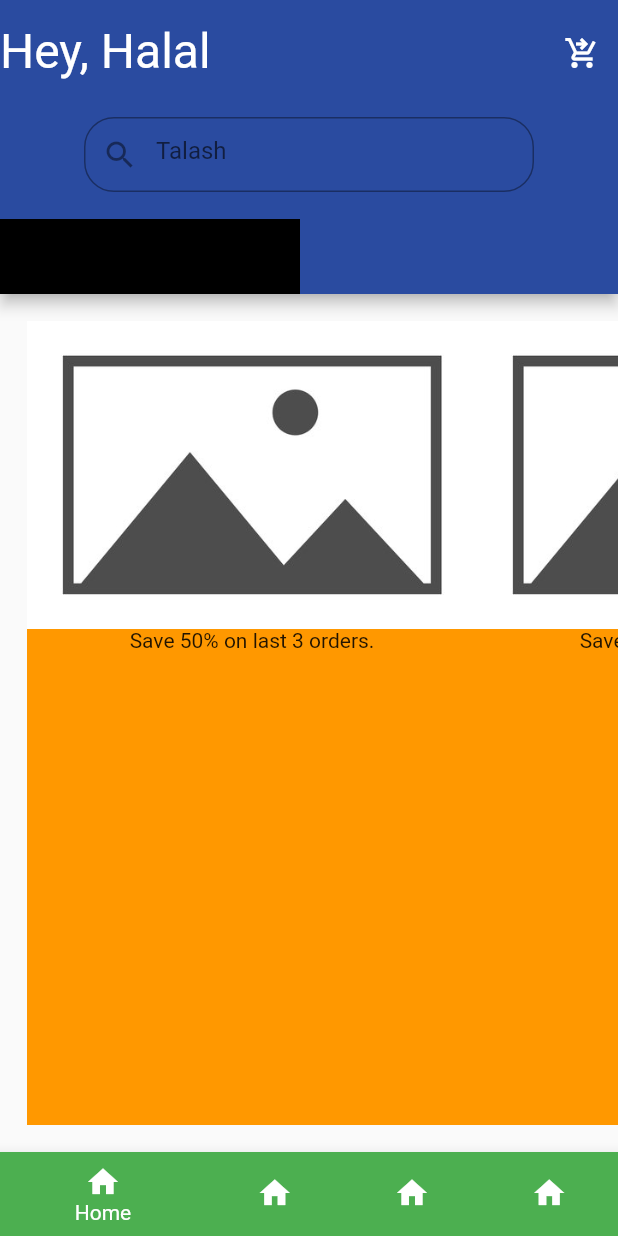
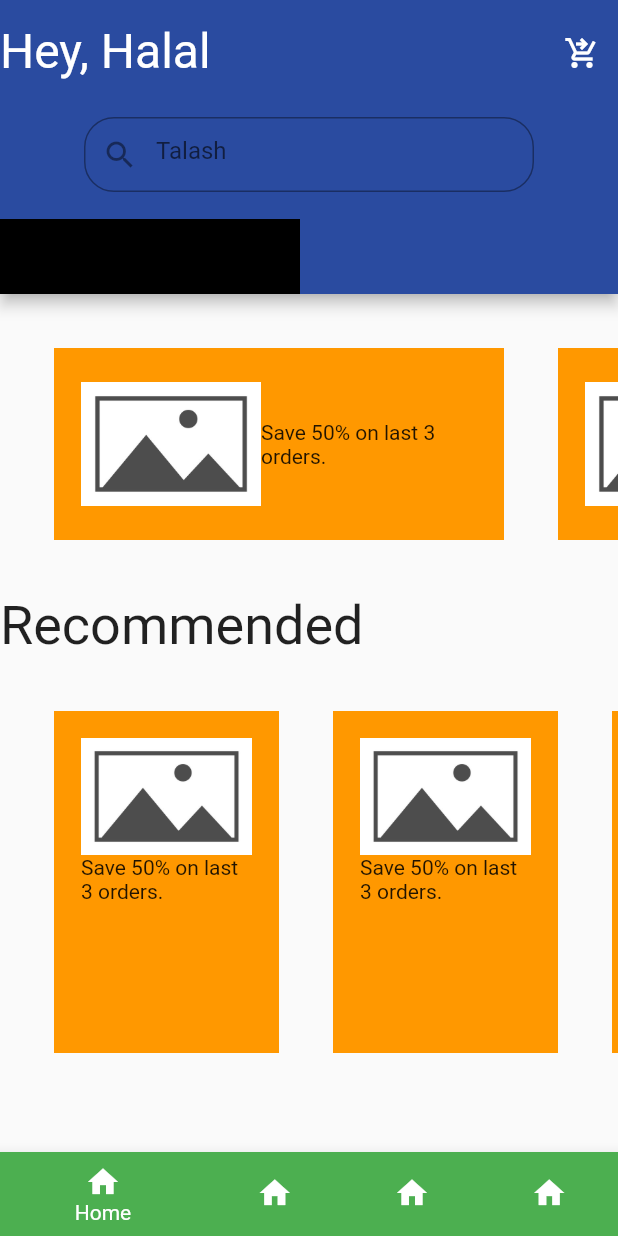
Before and after one commit to Haseeb-Afandi/flutterMiniProject, a Flutter app: the Home screen opened directly, on a phone screen of 412 x 824 dp. Run offline on Flutter 3.47's test engine with Material 2 defaults, Android fonts, the phone set to English and light mode, and no system bars.

Commit message:
partial implementation of second screen.

```diff
--- a/lib/screens/home/home.dart
+++ b/lib/screens/home/home.dart
@@ -14,18 +14,22 @@ class _HomeState extends State<Home> {
     {
       'img': 'Assets/Graphics/placeholder.jpg',
       'title': 'Save 50% on last 3 orders.',
+      'colour': Color.fromARGB(255, 255, 175, 71),
     },
     {
       'img': 'Assets/Graphics/placeholder.jpg',
       'title': 'Save 50% on last 3 orders.',
+      'colour': const Color.fromARGB(255, 242, 242, 242),
     },
     {
       'img': 'Assets/Graphics/placeholder.jpg',
       'title': 'Save 50% on last 3 orders.',
+      'colour': const Color.fromARGB(255, 242, 242, 242),
     },
     {
       'img': 'Assets/Graphics/placeholder.jpg',
       'title': 'Save 50% on last 3 orders.',
+      'colour': const Color.fromARGB(255, 242, 242, 242),
     },
   ];
   @override
@@ -95,23 +99,77 @@ class _HomeState extends State<Home> {
           ]),
         ),
       ),
-      body: ListView.builder(
+      body: Column(
+        children: [
+          SizedBox(
+            height: 200,
+            child: ListView.builder(
               padding: const EdgeInsets.all(18),
               scrollDirection: Axis.horizontal,
               itemCount: deals.length,
               itemBuilder: (BuildContext context, int index) {
-          return Container(
+                return Padding(
+                  padding: const EdgeInsets.all(18.0),
+                  child: Container(
+                    padding: EdgeInsets.all(18),
                     height: 10,
                     width: 300,
                     color: Colors.orange,
-            child: Column(
+                    child: Row(
                       children: [
-                Image(image: AssetImage('Assets/Graphics/placeholder.jpg')),
-                Text(deals[index]['title']),
+                        Image(
+                            width: 120,
+                            image:
+                                AssetImage('Assets/Graphics/placeholder.jpg')),
+                        Expanded(child: Text(deals[index]['title'])),
                       ],
+                    ),
                   ),
                 );
               },
+            ),
+          ),
+          const Align(
+            alignment: Alignment.topLeft,
+            child: Expanded(
+              child: Text(
+                "Recommended",
+                style: TextStyle(
+                  fontSize: 36,
+                ),
+                textAlign: TextAlign.start,
+              ),
+            ),
+          ),
+          SizedBox(
+            height: 300,
+            child: ListView.builder(
+              padding: const EdgeInsets.all(18),
+              scrollDirection: Axis.horizontal,
+              itemCount: deals.length,
+              itemBuilder: (BuildContext context, int index) {
+                return Padding(
+                  padding: const EdgeInsets.all(18.0),
+                  child: Container(
+                    padding: EdgeInsets.all(18),
+                    height: 10,
+                    width: 150,
+                    color: Colors.orange,
+                    child: Column(
+                      children: [
+                        Image(
+                            width: 120,
+                            image:
+                                AssetImage('Assets/Graphics/placeholder.jpg')),
+                        Expanded(child: Text(deals[index]['title'])),
+                      ],
+                    ),
+                  ),
+                );
+              },
+            ),
+          ),
+        ],
       ),
       bottomNavigationBar: BottomNavigationBar(
         items: const <BottomNavigationBarItem>[
```
Lines whose indentation alone changed are shown as unchanged.
